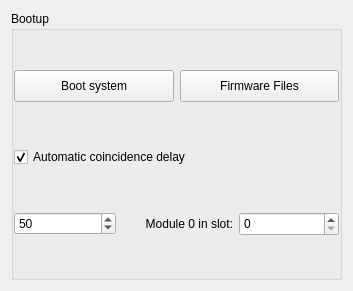
Qt form forms/form_bootup.ui (usnistgov/qpx-gamma) before a commit.
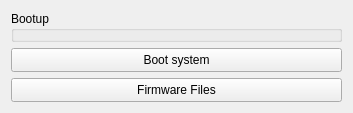
The same form after that commit. Icons and pictures are not drawn.

Patch:
```diff
--- a/forms/form_bootup.ui
+++ b/forms/form_bootup.ui
@@ -7,13 +7,48 @@
     <x>0</x>
     <y>0</y>
     <width>353</width>
-    <height>291</height>
+    <height>92</height>
    </rect>
   </property>
   <property name="windowTitle">
    <string>Form</string>
   </property>
   <layout class="QGridLayout" name="gridLayout">
+   <item row="2" column="0">
+    <widget class="QPushButton" name="pushBootFiles">
+     <property name="sizePolicy">
+      <sizepolicy hsizetype="Minimum" vsizetype="Fixed">
+       <horstretch>0</horstretch>
+       <verstretch>0</verstretch>
+      </sizepolicy>
+     </property>
+     <property name="minimumSize">
+      <size>
+       <width>0</width>
+       <height>24</height>
+      </size>
+     </property>
+     <property name="maximumSize">
+      <size>
+       <width>16777215</width>
+       <height>32</height>
+      </size>
+     </property>
+     <property name="text">
+      <string>Firmware Files</string>
+     </property>
+     <property name="icon">
+      <iconset resource="qpxres.qrc">
+       <normaloff>:/new/icons/oxy/system_search.png</normaloff>:/new/icons/oxy/system_search.png</iconset>
+     </property>
+     <property name="iconSize">
+      <size>
+       <width>18</width>
+       <height>18</height>
+      </size>
+     </property>
+    </widget>
+   </item>
    <item row="0" column="0">
     <widget class="QGroupBox" name="groupBox_2">
      <property name="sizePolicy">
@@ -38,92 +73,10 @@
       <property name="bottomMargin">
        <number>0</number>
       </property>
+     </layout>
+    </widget>
+   </item>
       <item row="1" column="0">
-       <widget class="QCheckBox" name="cwCheck">
-        <property name="layoutDirection">
-         <enum>Qt::LeftToRight</enum>
-        </property>
-        <property name="text">
-         <string>Automatic coincidence delay</string>
-        </property>
-        <property name="checked">
-         <bool>true</bool>
-        </property>
-       </widget>
-      </item>
-      <item row="2" column="0">
-       <layout class="QHBoxLayout" name="horizontalLayout">
-        <item>
-         <widget class="QSpinBox" name="spinThresh">
-          <property name="maximum">
-           <number>999999</number>
-          </property>
-          <property name="value">
-           <number>50</number>
-          </property>
-         </widget>
-        </item>
-        <item>
-         <widget class="QLabel" name="label_26">
-          <property name="sizePolicy">
-           <sizepolicy hsizetype="Preferred" vsizetype="Fixed">
-            <horstretch>0</horstretch>
-            <verstretch>0</verstretch>
-           </sizepolicy>
-          </property>
-          <property name="minimumSize">
-           <size>
-            <width>111</width>
-            <height>24</height>
-           </size>
-          </property>
-          <property name="text">
-           <string>Module 0 in slot:</string>
-          </property>
-          <property name="alignment">
-           <set>Qt::AlignRight|Qt::AlignTrailing|Qt::AlignVCenter</set>
-          </property>
-         </widget>
-        </item>
-        <item>
-         <widget class="QSpinBox" name="moduleSlotBox">
-          <property name="enabled">
-           <bool>true</bool>
-          </property>
-          <property name="sizePolicy">
-           <sizepolicy hsizetype="Minimum" vsizetype="Fixed">
-            <horstretch>0</horstretch>
-            <verstretch>0</verstretch>
-           </sizepolicy>
-          </property>
-          <property name="minimumSize">
-           <size>
-            <width>0</width>
-            <height>24</height>
-           </size>
-          </property>
-          <property name="maximumSize">
-           <size>
-            <width>100</width>
-            <height>16777215</height>
-           </size>
-          </property>
-          <property name="minimum">
-           <number>0</number>
-          </property>
-          <property name="maximum">
-           <number>50</number>
-          </property>
-          <property name="value">
-           <number>0</number>
-          </property>
-         </widget>
-        </item>
-       </layout>
-      </item>
-      <item row="0" column="0">
-       <layout class="QHBoxLayout" name="horizontalLayout_3">
-        <item>
          <widget class="QPushButton" name="bootButton">
           <property name="sizePolicy">
            <sizepolicy hsizetype="Minimum" vsizetype="Fixed">
@@ -156,46 +109,6 @@
             <height>18</height>
            </size>
           </property>
-         </widget>
-        </item>
-        <item>
-         <widget class="QPushButton" name="pushBootFiles">
-          <property name="sizePolicy">
-           <sizepolicy hsizetype="Minimum" vsizetype="Fixed">
-            <horstretch>0</horstretch>
-            <verstretch>0</verstretch>
-           </sizepolicy>
-          </property>
-          <property name="minimumSize">
-           <size>
-            <width>0</width>
-            <height>24</height>
-           </size>
-          </property>
-          <property name="maximumSize">
-           <size>
-            <width>16777215</width>
-            <height>32</height>
-           </size>
-          </property>
-          <property name="text">
-           <string>Firmware Files</string>
-          </property>
-          <property name="icon">
-           <iconset resource="qpxres.qrc">
-            <normaloff>:/new/icons/oxy/system_search.png</normaloff>:/new/icons/oxy/system_search.png</iconset>
-          </property>
-          <property name="iconSize">
-           <size>
-            <width>18</width>
-            <height>18</height>
-           </size>
-          </property>
-         </widget>
-        </item>
-       </layout>
-      </item>
-     </layout>
     </widget>
    </item>
   </layout>
```
Lines whose indentation alone changed are shown as unchanged.
